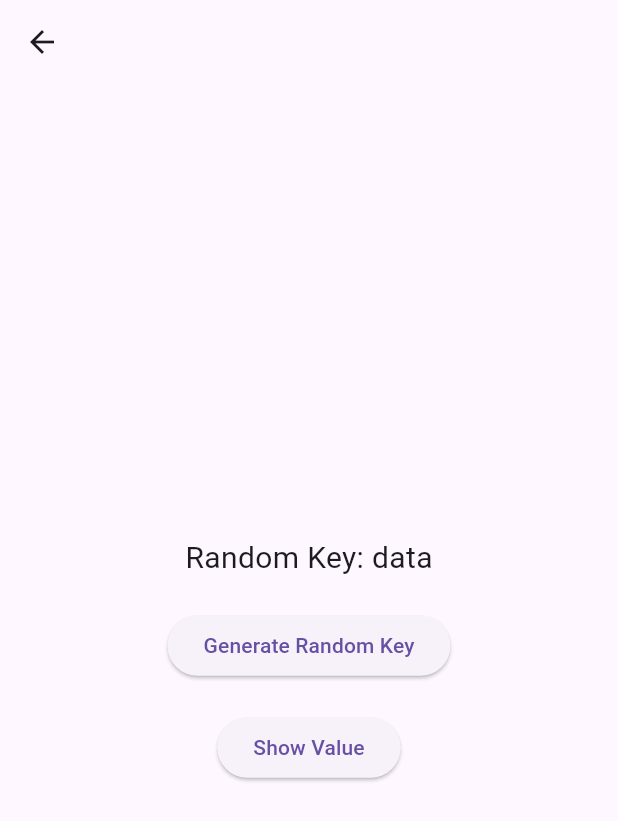
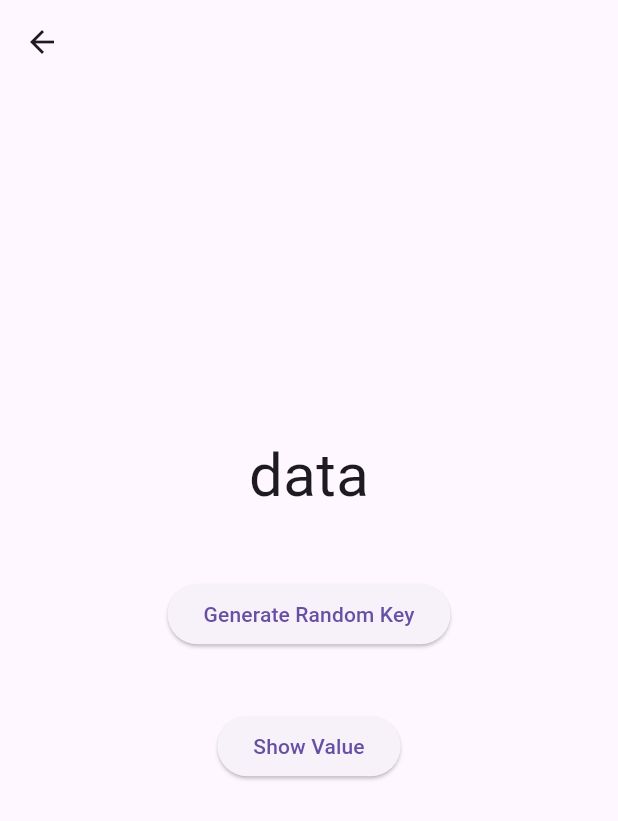
Before and after one commit to aviralJain101/random_generator, a Flutter app: the MapScreen screen opened directly with empty values, after a tap on "Generate Random Key", on a phone screen of 412 x 824 dp. Shown: the top 821 px of the screen. Run offline on Flutter 3.47's test engine with Material 3 defaults, Android fonts, the light colour scheme and no system bars; our stand-ins replace shared_preferences; missing offline and left inert: is_first_run; accounts and stored records are empty.

Commit message:
removed dialogue box in showValue button

```diff
--- a/lib/map_screen.dart
+++ b/lib/map_screen.dart
@@ -14,25 +14,30 @@ class MapScreen extends StatefulWidget {
 
 class _MapScreenState extends State<MapScreen> {
   String _randomKey = '';
+  bool _isShowValue = false;
 
   void _generateRandomKey() {
     if (widget.mapData.data.isEmpty) {
       return; // Handle case of empty map gracefully
     }
     setState(() {
+      _isShowValue = false;
       _randomKey = widget.mapData.data.keys.toList()[Random().nextInt(widget.mapData.data.length)];
     });
   }
 
   void _showValue() {
     if (_randomKey.isEmpty) return;
-    showDialog(
-      context: context,
-      builder: (context) => AlertDialog(
-        title: const Text('Value'),
-        content: Text(widget.mapData.data[_randomKey]!),
-      ),
-    );
+    setState(() {
+      _isShowValue = true;
+    });
+    // showDialog(
+    //   context: context,
+    //   builder: (context) => AlertDialog(
+    //     title: const Text('Value', style: TextStyle(fontSize: 20),),
+    //     content: Text(widget.mapData.data[_randomKey]!, style: const TextStyle(fontSize: 40),),
+    //   ),
+    // );
   }
 
   @override
@@ -46,20 +51,28 @@ class _MapScreenState extends State<MapScreen> {
           mainAxisAlignment: MainAxisAlignment.center,
           children: [
             Text(
-              _randomKey.isEmpty ? 'No key generated yet' : 'Random Key: $_randomKey',
-              style: const TextStyle(fontSize: 20),
+              _randomKey.isEmpty ? 'No key generated yet' : _randomKey,
+              style: const TextStyle(fontSize: 40),
             ),
-            const SizedBox(height: 20),
+            const SizedBox(height: 40),
             ElevatedButton(
               onPressed: _generateRandomKey,
               child: const Text('Generate Random Key'),
             ),
-            const SizedBox(height: 20),
+            const SizedBox(height: 40),
             if (_randomKey.isNotEmpty) // Only show button if a key is generated
               ElevatedButton(
                 onPressed: _showValue,
                 child: const Text('Show Value'),
               ),
+            const SizedBox(height: 20),
+            SizedBox(
+              height: 50,
+              child: Text(
+                _isShowValue ? widget.mapData.data[_randomKey]! : '',
+                style: const TextStyle(fontSize: 40),
+              ),
+            ),
           ],
         ),
       ),
```
